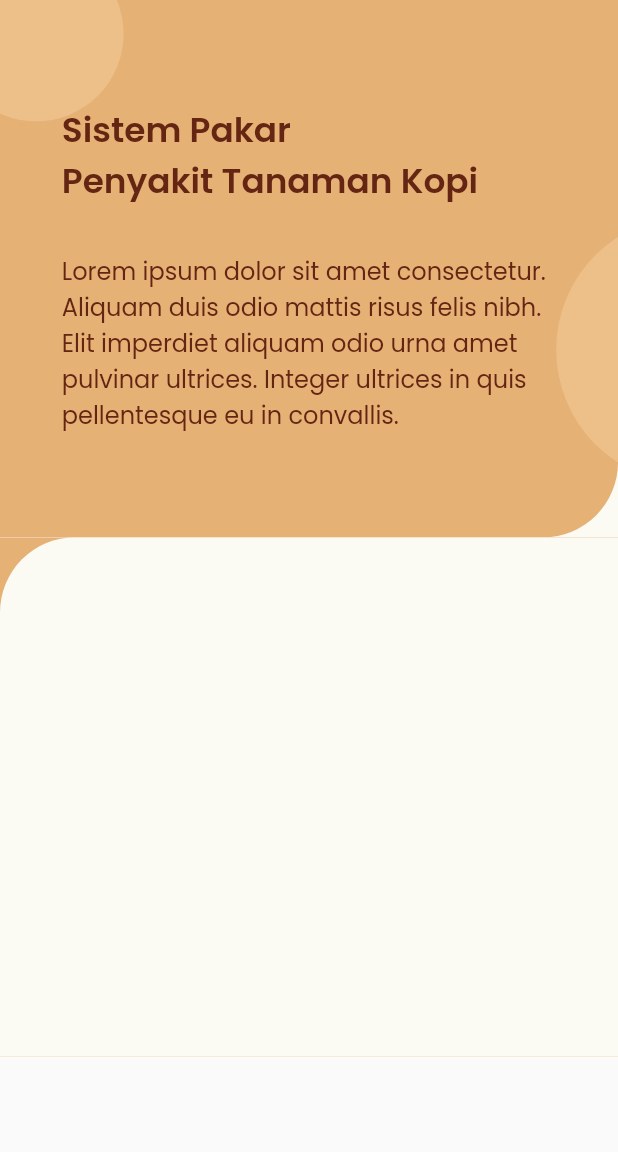
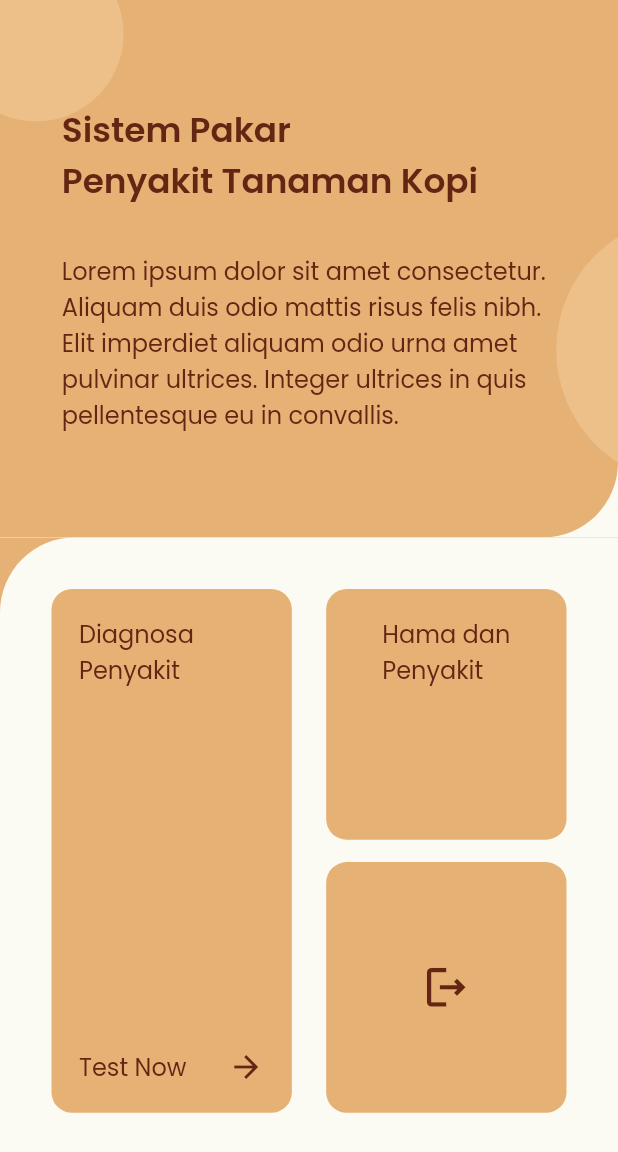
Before and after one commit to IJ4L/coffexpert, a Flutter app: the Menuscreen screen opened by its route, on a phone screen of 412 x 824 dp. Shown: the top 1152 px of the screen. Run offline on Flutter 3.47's test engine with Material 2 defaults, Android fonts, the phone set to English and light mode, and no system bars; our stand-ins replace flutter_screenutil, flutter_svg, google_fonts.

Commit message:
update ui

```diff
--- a/lib/ui/pages/menu_page.dart
+++ b/lib/ui/pages/menu_page.dart
@@ -86,12 +86,85 @@ class Menuscreen extends StatelessWidget {
                 decoration: const BoxDecoration(color: kPrimaryColor),
               ),
               Container(
-                height: 290.h,
+                height: 350.h,
+                width: double.infinity,
+                padding: EdgeInsets.all(30.r),
                 decoration: const BoxDecoration(
                   color: kWhiteColor,
                   borderRadius: BorderRadius.only(
                     topLeft: Radius.circular(50),
                   ),
+                ),
+                child: Row(
+                  mainAxisAlignment: MainAxisAlignment.spaceBetween,
+                  children: [
+                    GestureDetector(
+                      onTap: () {},
+                      child: Container(
+                        width: 140.w,
+                        padding: EdgeInsets.all(16.r),
+                        decoration: BoxDecoration(
+                          color: kPrimaryColor,
+                          borderRadius: BorderRadius.circular(12.r),
+                        ),
+                        child: Column(
+                          mainAxisAlignment: MainAxisAlignment.spaceBetween,
+                          crossAxisAlignment: CrossAxisAlignment.start,
+                          children: [
+                            Text('Diagnosa\nPenyakit',
+                                style: cocolateTextStyle),
+                            Row(
+                              mainAxisAlignment: MainAxisAlignment.spaceBetween,
+                              children: [
+                                Text('Test Now', style: cocolateTextStyle),
+                                const Icon(
+                                  Icons.arrow_forward_outlined,
+                                  color: kSecondColor,
+                                )
+                              ],
+                            ),
+                          ],
+                        ),
+                      ),
+                    ),
+                    Column(
+                      mainAxisAlignment: MainAxisAlignment.spaceBetween,
+                      children: [
+                        Container(
+                          height: 140.h,
+                          width: 140.w,
+                          padding: EdgeInsets.all(16.r),
+                          decoration: BoxDecoration(
+                            color: kPrimaryColor,
+                            borderRadius: BorderRadius.circular(12.r),
+                          ),
+                          child: Column(
+                            children: [
+                              Text(
+                                'Hama dan\nPenyakit',
+                                style: cocolateTextStyle,
+                              ),
+                            ],
+                          ),
+                        ),
+                        Container(
+                          height: 140.h,
+                          width: 140.w,
+                          decoration: BoxDecoration(
+                            color: kPrimaryColor,
+                            borderRadius: BorderRadius.circular(12.r),
+                          ),
+                          child: Center(
+                            child: Icon(
+                              Icons.logout_outlined,
+                              color: kSecondColor,
+                              size: 30.r,
+                            ),
+                          ),
+                        ),
+                      ],
+                    ),
+                  ],
                 ),
               ),
             ],
```
Also changed, not shown: assets/icons/ico_penyakit.svg (added).
